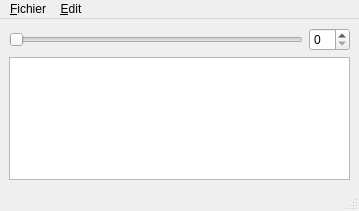
Qt form mc_sequence_visualization/src/mc_sequence_visualization/sequence_mainwindow.ui (jrl-umi3218/mc_rtc_ros) before a commit.
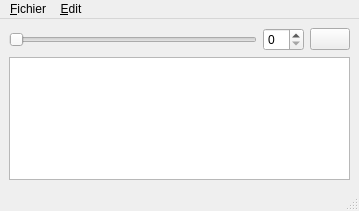
The same form after that commit.

The edit to the form file:
```diff
--- a/mc_sequence_visualization/src/mc_sequence_visualization/sequence_mainwindow.ui
+++ b/mc_sequence_visualization/src/mc_sequence_visualization/sequence_mainwindow.ui
@@ -30,6 +30,9 @@
       <item>
        <widget class="QSpinBox" name="stanceSpinBox"/>
       </item>
+      <item>
+       <widget class="QPushButton" name="stanceButton"/>
+      </item>
      </layout>
     </item>
     <item>
```
Left out of the diff: 6 changed lines with no effect on the pictures.
